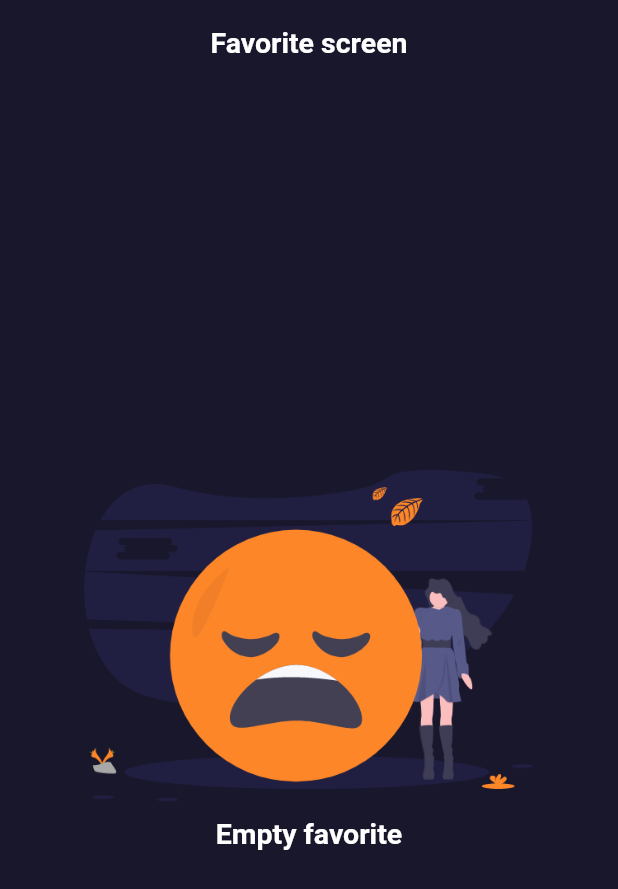
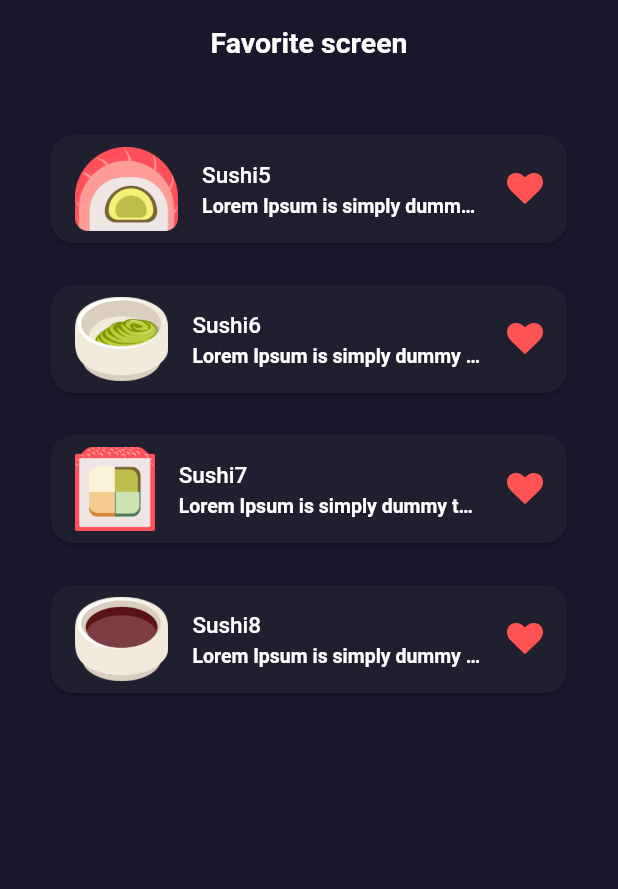
Before and after one commit to 1yuken/flutter_project, a Flutter app: the screen it shows after launch, on a phone screen of 412 x 824 dp. Shown: the top 889 px of the screen. Run offline on Flutter 3.47's test engine with Material 2 defaults, Android fonts, the phone set to English and light mode, and no system bars; our stand-ins replace badges, font_awesome_flutter.

Commit message:
fav final

```diff
--- a/lib/data/app_data.dart
+++ b/lib/data/app_data.dart
@@ -223,4 +223,52 @@ class AppData {
   ),
 ];
 
+
+static List<Food> favoriteItems = [
+  Food(
+    AppAsset.sushi5,
+    "Sushi5",
+    10.0,
+    1,
+    true,
+    dummyText,
+    4.5,
+    FoodType.kebab,
+    650,
+  ),
+  Food(
+    AppAsset.sushi6,
+    "Sushi6",
+    20.0,
+    1,
+    true,
+    dummyText,
+    1.5,
+    FoodType.burger,
+    350,
+  ),
+  Food(
+    AppAsset.sushi7,
+    "Sushi7",
+    12.0,
+    1,
+    true,
+    dummyText,
+    3.5,
+    FoodType.burger,
+    265,
+  ),
+  Food(
+    AppAsset.sushi8,
+    "Sushi8",
+    30.0,
+    1,
+    true,
+    dummyText,
+    4.0,
+    FoodType.ramen,
+    890,
+  ),
+];
+
 }
--- a/lib/ui/screens/favorite_screen.dart
+++ b/lib/ui/screens/favorite_screen.dart
@@ -1,5 +1,9 @@
 import 'package:flutter/material.dart';
 
+import '../../data/app_data.dart';
+import '../../data/models/food.dart';
+import '../../ui_kit/app_color.dart';
+import '../../ui_kit/app_icon.dart';
 import '../widgets/empty_wrapper.dart';
 
 class FavoriteScreen extends StatefulWidget {
@@ -10,6 +14,7 @@ class FavoriteScreen extends StatefulWidget {
 }
 
 class FavoriteScreenState extends State<FavoriteScreen> {
+  var favoriteFood = AppData.favoriteItems;
   @override
   Widget build(BuildContext context) {
     return Scaffold(
@@ -17,8 +22,8 @@ class FavoriteScreenState extends State<FavoriteScreen> {
       body: EmptyWrapper(
         type: EmptyWrapperType.favorite,
         title: 'Empty favorite',
-        isEmpty: true,
-        child: Container(),
+        isEmpty: favoriteFood.isEmpty,
+        child: _favoriteListView(),
       ),
     );
   }
@@ -30,4 +35,38 @@ class FavoriteScreenState extends State<FavoriteScreen> {
       ),
     );
   }
+
+  Widget _favoriteListView() {
+  return ListView.separated(
+    padding: const EdgeInsets.all(30),
+    itemCount: favoriteFood.length,
+    itemBuilder: (_, index) {
+      Food food = favoriteFood[index];
+      return Card(
+        color: Theme.of(context).brightness == Brightness.light ? Colors.white :
+        DarkThemeColor.primaryLight,
+        shape: RoundedRectangleBorder(
+        borderRadius: BorderRadius.circular(15.0),
+        ),
+        child: ListTile(
+          title: Text(
+            food.name,
+            style: Theme.of(context).textTheme.headlineMedium,
+        ),
+        leading: Image.asset(food.image),
+        subtitle: Text(
+          food.description,
+          overflow: TextOverflow.ellipsis,
+          style: Theme.of(context).textTheme.bodyLarge,
+        ),
+        trailing: const Icon(AppIcon.heart, color: Colors.redAccent),
+      ),
+      );
+    },
+      separatorBuilder: (_, __) => Container(
+      height: 20,
+    ),
+  );
 }
+
+}
```
